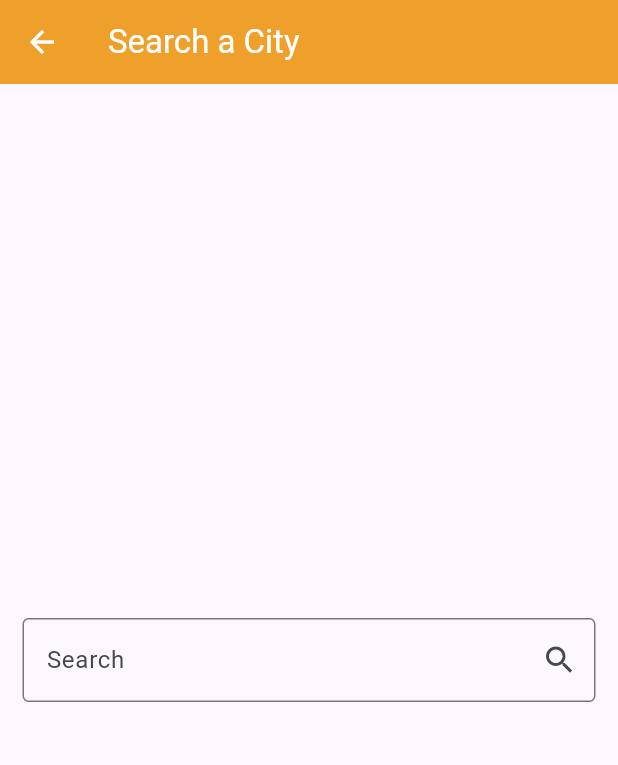
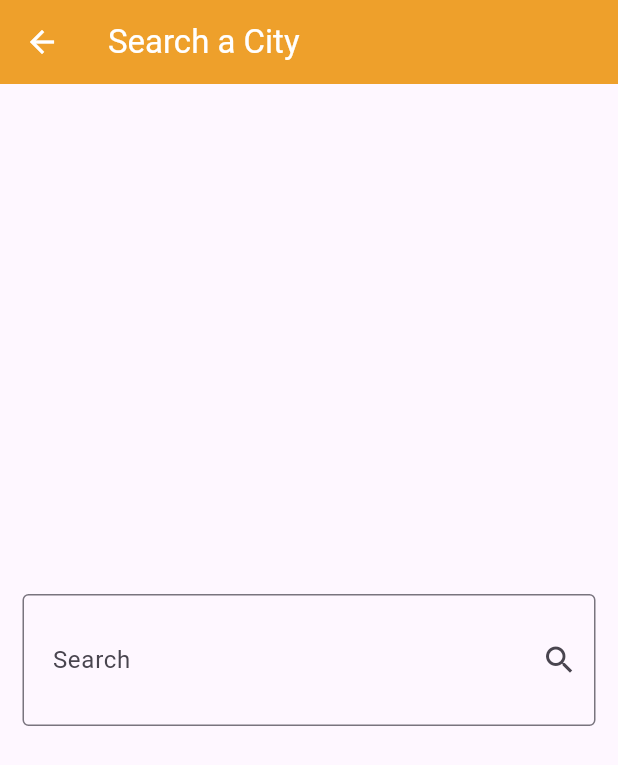
Before and after one commit to hapashy/weather_app, a Flutter app: the screen it shows after launch, after a tap on the "search" icon, on a phone screen of 412 x 824 dp. Shown: the top 765 px of the screen. Run offline on Flutter 3.47's test engine with Material 3 defaults, Android fonts, the phone set to English and light mode, and no system bars.

```diff
--- /dev/null
+++ b/lib/services/weather_service.dart
@@ -0,0 +1,4 @@
+class WeatherService
+{
+
+}
--- a/lib/views/search_view.dart
+++ b/lib/views/search_view.dart
@@ -22,19 +22,20 @@ class SearchView extends StatelessWidget {
           mainAxisAlignment: MainAxisAlignment.center,
           children: [
             TextFormField(
+              onFieldSubmitted: (value){
+
+              },
               decoration: const InputDecoration(
+                  contentPadding:
+                      EdgeInsets.symmetric(vertical: 32, horizontal: 16),
                   suffixIcon: Icon(Icons.search),
                   border: OutlineInputBorder(
-
                     borderSide: BorderSide(
                       color: Color.fromARGB(255, 238, 160, 43),
                     ),
-
-
                   ),
                   labelText: 'Search',
                   hintText: 'Enter City Name'),
-
             ),
           ],
         ),
--- a/lib/widget/weather_info_body.dart
+++ b/lib/widget/weather_info_body.dart
@@ -22,7 +22,7 @@ class WeatherInfoBody extends StatelessWidget {
               style: TextStyle(fontSize: 25),
             ),
             SizedBox(
-              height: 40,
+              height: 32,
             ),
             Padding(
               padding: EdgeInsets.all(10),
@@ -57,7 +57,7 @@ class WeatherInfoBody extends StatelessWidget {
               ),
             ),
             SizedBox(
-              height: 35,
+              height: 32,
             ),
             Text(
               'Ligh Rain',
```
Also changed, not shown: lib/models/weather_model.dart (added, +30 -0 lines).
